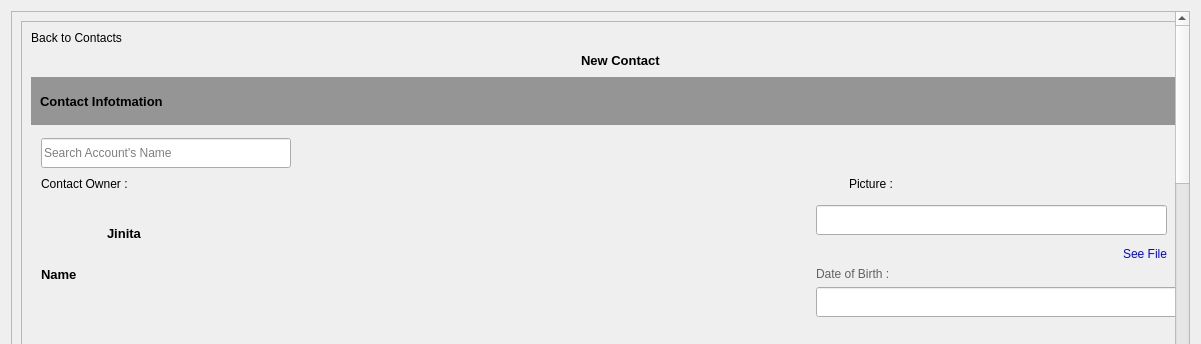
Old version of the form CRM/views/ui/contacts5.ui in the repository ImGaby123/SalesOptimizer-CRM; both pictures show x 0 to 1201 and y 0 to 344 of the 1201 by 681 pixel window.
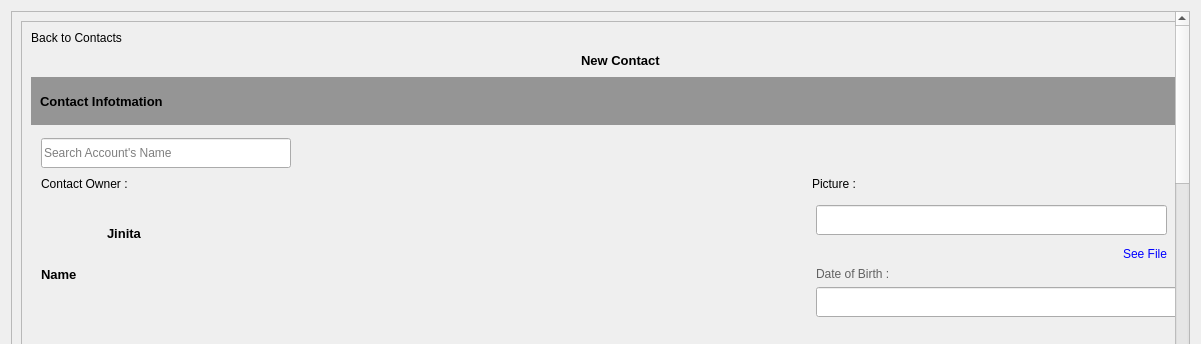
New version of the form. Icons and pictures are not drawn.

```diff
--- a/CRM/views/ui/contacts5.ui
+++ b/CRM/views/ui/contacts5.ui
@@ -38,7 +38,7 @@
       <property name="geometry">
        <rect>
         <x>-54</x>
-        <y>-78</y>
+        <y>0</y>
         <width>1218</width>
         <height>2518</height>
        </rect>
@@ -1889,90 +1889,6 @@
             </item>
            </layout>
           </item>
-          <item row="3" column="0" colspan="2">
-           <layout class="QGridLayout" name="gridLayout_20">
-            <item row="0" column="0">
-             <spacer name="horizontalSpacer_149">
-              <property name="orientation">
-               <enum>Qt::Orientation::Horizontal</enum>
-              </property>
-              <property name="sizeType">
-               <enum>QSizePolicy::Policy::Maximum</enum>
-              </property>
-              <property name="sizeHint" stdset="0">
-               <size>
-                <width>10</width>
-                <height>20</height>
-               </size>
-              </property>
-             </spacer>
-            </item>
-            <item row="0" column="1">
-             <widget class="QLabel" name="ContactOwner_4">
-              <property name="sizePolicy">
-               <sizepolicy hsizetype="Expanding" vsizetype="Fixed">
-                <horstretch>0</horstretch>
-                <verstretch>0</verstretch>
-               </sizepolicy>
-              </property>
-              <property name="styleSheet">
-               <string notr="true">color: rgb(0, 0, 0);</string>
-              </property>
-              <property name="text">
-               <string>Contact Owner :</string>
-              </property>
-             </widget>
-            </item>
-            <item row="0" column="2">
-             <spacer name="horizontalSpacer_150">
-              <property name="orientation">
-               <enum>Qt::Orientation::Horizontal</enum>
-              </property>
-              <property name="sizeType">
-               <enum>QSizePolicy::Policy::Expanding</enum>
-              </property>
-              <property name="sizeHint" stdset="0">
-               <size>
-                <width>450</width>
-                <height>20</height>
-               </size>
-              </property>
-             </spacer>
-            </item>
-            <item row="0" column="3">
-             <widget class="QLabel" name="Picture_4">
-              <property name="sizePolicy">
-               <sizepolicy hsizetype="Expanding" vsizetype="Fixed">
-                <horstretch>0</horstretch>
-                <verstretch>0</verstretch>
-               </sizepolicy>
-              </property>
-              <property name="styleSheet">
-               <string notr="true">color: rgb(0, 0, 0);</string>
-              </property>
-              <property name="text">
-               <string>Picture :</string>
-              </property>
-             </widget>
-            </item>
-            <item row="0" column="4">
-             <spacer name="horizontalSpacer_151">
-              <property name="orientation">
-               <enum>Qt::Orientation::Horizontal</enum>
-              </property>
-              <property name="sizeType">
-               <enum>QSizePolicy::Policy::Maximum</enum>
-              </property>
-              <property name="sizeHint" stdset="0">
-               <size>
-                <width>10</width>
-                <height>20</height>
-               </size>
-              </property>
-             </spacer>
-            </item>
-           </layout>
-          </item>
           <item row="2" column="0" colspan="2">
            <layout class="QGridLayout" name="gridLayout_13">
             <property name="spacing">
@@ -2333,6 +2249,90 @@
             </item>
            </layout>
           </item>
+          <item row="3" column="0">
+           <layout class="QGridLayout" name="gridLayout_20">
+            <item row="0" column="0">
+             <spacer name="horizontalSpacer_149">
+              <property name="orientation">
+               <enum>Qt::Orientation::Horizontal</enum>
+              </property>
+              <property name="sizeType">
+               <enum>QSizePolicy::Policy::Maximum</enum>
+              </property>
+              <property name="sizeHint" stdset="0">
+               <size>
+                <width>10</width>
+                <height>20</height>
+               </size>
+              </property>
+             </spacer>
+            </item>
+            <item row="0" column="1">
+             <widget class="QLabel" name="ContactOwner_4">
+              <property name="sizePolicy">
+               <sizepolicy hsizetype="Expanding" vsizetype="Fixed">
+                <horstretch>0</horstretch>
+                <verstretch>0</verstretch>
+               </sizepolicy>
+              </property>
+              <property name="styleSheet">
+               <string notr="true">color: rgb(0, 0, 0);</string>
+              </property>
+              <property name="text">
+               <string>Contact Owner :</string>
+              </property>
+             </widget>
+            </item>
+            <item row="0" column="2">
+             <spacer name="horizontalSpacer_150">
+              <property name="orientation">
+               <enum>Qt::Orientation::Horizontal</enum>
+              </property>
+              <property name="sizeType">
+               <enum>QSizePolicy::Policy::Expanding</enum>
+              </property>
+              <property name="sizeHint" stdset="0">
+               <size>
+                <width>375</width>
+                <height>20</height>
+               </size>
+              </property>
+             </spacer>
+            </item>
+            <item row="0" column="3">
+             <widget class="QLabel" name="Picture_4">
+              <property name="sizePolicy">
+               <sizepolicy hsizetype="Expanding" vsizetype="Fixed">
+                <horstretch>0</horstretch>
+                <verstretch>0</verstretch>
+               </sizepolicy>
+              </property>
+              <property name="styleSheet">
+               <string notr="true">color: rgb(0, 0, 0);</string>
+              </property>
+              <property name="text">
+               <string>Picture :</string>
+              </property>
+             </widget>
+            </item>
+            <item row="0" column="4">
+             <spacer name="horizontalSpacer_151">
+              <property name="orientation">
+               <enum>Qt::Orientation::Horizontal</enum>
+              </property>
+              <property name="sizeType">
+               <enum>QSizePolicy::Policy::Maximum</enum>
+              </property>
+              <property name="sizeHint" stdset="0">
+               <size>
+                <width>10</width>
+                <height>20</height>
+               </size>
+              </property>
+             </spacer>
+            </item>
+           </layout>
+          </item>
          </layout>
         </widget>
        </item>
```
Left out of the diff: 8 changed lines with no effect on the pictures.
